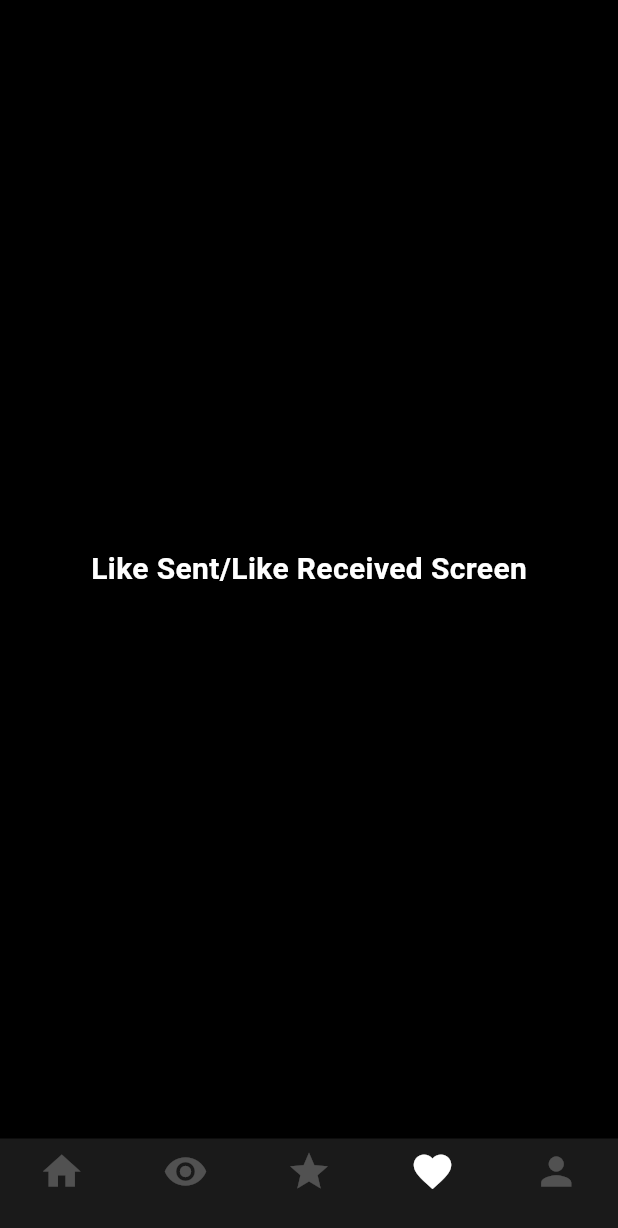
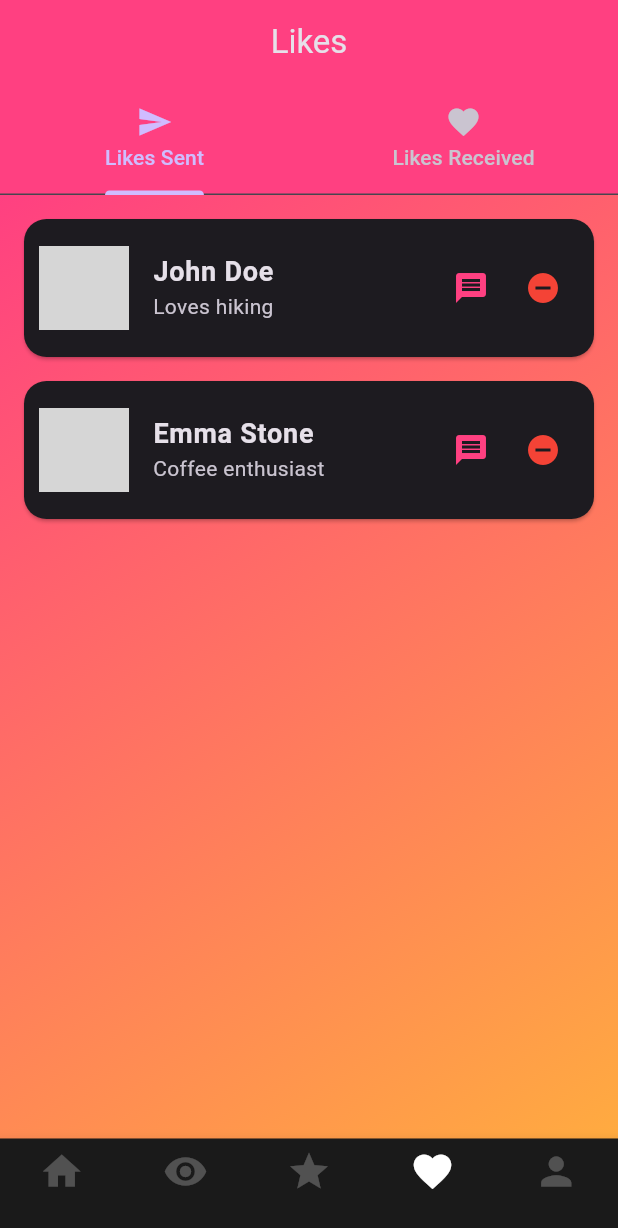
Before and after one commit to natanmuletahunde/tinder_clone, a Flutter app: the screen it shows once a user with an empty profile is signed in, item 4 of the bottom bar chosen, on a phone screen of 412 x 824 dp. Shown: the top 1228 px of the screen. Run offline on Flutter 3.47's test engine with Material 3 defaults, Android fonts, the phone set to English and light mode, and no system bars; our stand-ins replace cloud_firestore, firebase_auth, firebase_core, firebase_storage, get, image_picker; accounts and stored records are empty; network calls fail; grey boxes are pictures that could not be loaded.

Commit message:
add the like _sent and recived  buttons in the inside the file

```diff
--- a/lib/tabScreen/like_sent_like_received_screen.dart
+++ b/lib/tabScreen/like_sent_like_received_screen.dart
@@ -4,22 +4,171 @@ class LikeSentLikeReceivedScreen extends StatefulWidget {
   const LikeSentLikeReceivedScreen({super.key});
 
   @override
-  State<LikeSentLikeReceivedScreen> createState() => _LikeSentLikeReceivedScreenState();
+  State<LikeSentLikeReceivedScreen> createState() =>
+      _LikeSentLikeReceivedScreenState();
 }
 
-class _LikeSentLikeReceivedScreenState extends State<LikeSentLikeReceivedScreen> {
+class _LikeSentLikeReceivedScreenState
+    extends State<LikeSentLikeReceivedScreen> with SingleTickerProviderStateMixin {
+  late TabController _tabController;
+
+  @override
+  void initState() {
+    super.initState();
+    _tabController = TabController(length: 2, vsync: this);
+  }
+
+  // Mock data for Likes Sent and Likes Received
+  final List<Map<String, String>> _likesSent = [
+    {'name': 'John Doe', 'details': 'Loves hiking', 'image': 'https://via.placeholder.com/100'},
+    {'name': 'Emma Stone', 'details': 'Coffee enthusiast', 'image': 'https://via.placeholder.com/100'},
+  ];
+
+  final List<Map<String, String>> _likesReceived = [
+    {'name': 'Sophia Smith', 'details': 'Food blogger', 'image': 'https://via.placeholder.com/100'},
+    {'name': 'Liam Johnson', 'details': 'Traveler', 'image': 'https://via.placeholder.com/100'},
+  ];
+
   @override
   Widget build(BuildContext context) {
-    return const  Scaffold(
-     body: Center(
-      child: Text(
-        'Like Sent/Like Received Screen',
-        style: TextStyle(fontSize: 20,
+    return Scaffold(
+      appBar: AppBar(
+        title: const Text("Likes"),
+        centerTitle: true,
+        backgroundColor: Colors.pinkAccent,
+        bottom: TabBar(
+          controller: _tabController,
+          tabs: const [
+            Tab(icon: Icon(Icons.send), text: "Likes Sent"),
+            Tab(icon: Icon(Icons.favorite), text: "Likes Received"),
+          ],
+        ),
+      ),
+      body: Container(
+        decoration: const BoxDecoration(
+          gradient: LinearGradient(
+            colors: [Colors.pinkAccent, Colors.orangeAccent],
+            begin: Alignment.topLeft,
+            end: Alignment.bottomRight,
+          ),
+        ),
+        child: TabBarView(
+          controller: _tabController,
+          children: [
+            _buildLikesList(_likesSent, "No Likes Sent Yet"),
+            _buildLikesList(_likesReceived, "No Likes Received Yet"),
+          ],
+        ),
+      ),
+    );
+  }
 
-        fontWeight: FontWeight.bold,
-        color: Colors.white),
+  Widget _buildLikesList(List<Map<String, String>> likes, String emptyMessage) {
+    if (likes.isEmpty) {
+      return Center(
+        child: Text(
+          emptyMessage,
+          style: const TextStyle(fontSize: 18, color: Colors.white),
+        ),
+      );
+    }
+
+    return ListView.builder(
+      padding: const EdgeInsets.all(16.0),
+      itemCount: likes.length,
+      itemBuilder: (context, index) {
+        final like = likes[index];
+        return Card(
+          margin: const EdgeInsets.only(bottom: 16.0),
+          shape: RoundedRectangleBorder(borderRadius: BorderRadius.circular(15)),
+          child: ListTile(
+            contentPadding: const EdgeInsets.all(10),
+            leading: CircleAvatar(
+              radius: 30,
+              backgroundImage: NetworkImage(like['image']!),
+            ),
+            title: Text(
+              like['name']!,
+              style: const TextStyle(
+                fontSize: 18,
+                fontWeight: FontWeight.bold,
+              ),
+            ),
+            subtitle: Text(
+              like['details']!,
+              style: const TextStyle(fontSize: 14),
+            ),
+            trailing: Row(
+              mainAxisSize: MainAxisSize.min,
+              children: [
+                IconButton(
+                  icon: const Icon(Icons.message, color: Colors.pinkAccent),
+                  onPressed: () {
+                    // Handle "Message" action
+                    ScaffoldMessenger.of(context).showSnackBar(SnackBar(
+                      content: Text("Message sent to ${like['name']}!"),
+                    ));
+                  },
+                ),
+                IconButton(
+                  icon: const Icon(Icons.remove_circle, color: Colors.red),
+                  onPressed: () {
+                    // Handle "Remove Like" action
+                    setState(() {
+                      likes.removeAt(index);
+                    });
+                    ScaffoldMessenger.of(context).showSnackBar(SnackBar(
+                      content: Text("${like['name']} removed from likes."),
+                    ));
+                  },
+                ),
+              ],
+            ),
+            onTap: () {
+              // Handle profile view
+              Navigator.of(context).push(
+                MaterialPageRoute(
+                  builder: (context) => _buildProfileScreen(like),
+                ),
+              );
+            },
+          ),
+        );
+      },
+    );
+  }
+
+  // Mock profile screen
+  Widget _buildProfileScreen(Map<String, String> like) {
+    return Scaffold(
+      appBar: AppBar(
+        title: Text("${like['name']}'s Profile"),
+        backgroundColor: Colors.pinkAccent,
       ),
-     ),
+      body: Center(
+        child: Column(
+          mainAxisAlignment: MainAxisAlignment.center,
+          children: [
+            CircleAvatar(
+              radius: 80,
+              backgroundImage: NetworkImage(like['image']!),
+            ),
+            const SizedBox(height: 20),
+            Text(
+              like['name']!,
+              style: const TextStyle(
+                fontSize: 24,
+                fontWeight: FontWeight.bold,
+              ),
+            ),
+            const SizedBox(height: 10),
+            Text(
+              like['details']!,
+              style: const TextStyle(fontSize: 16, color: Colors.grey),
+            ),
+          ],
+        ),
+      ),
     );
   }
 }
```
